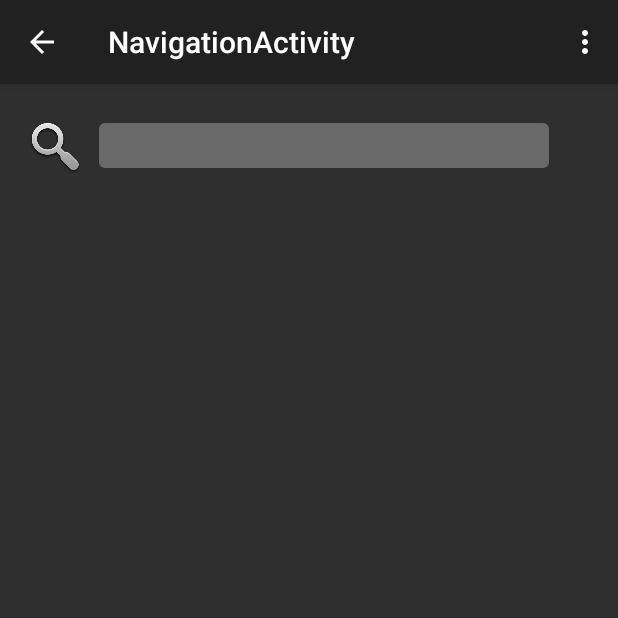
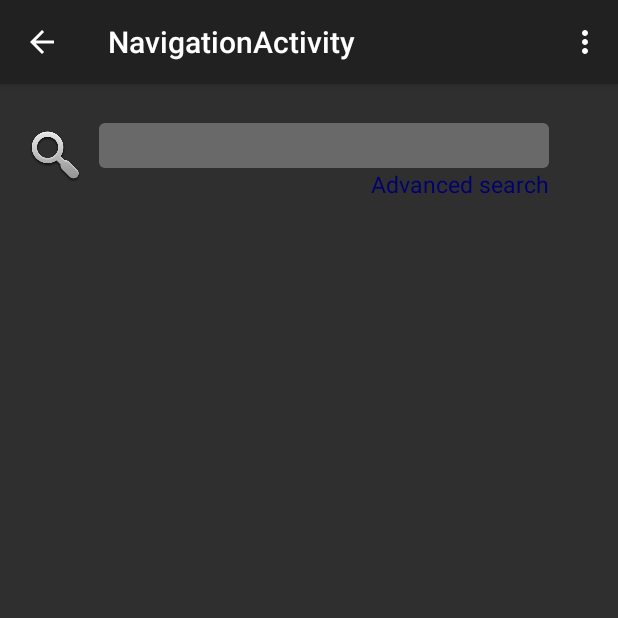
Before and after one commit to eduardoneira/Macho-Drive, an Android app: the NavigationActivity screen opened directly, with no data from a screen before it, on a phone screen of 412 x 824 dp, the top half of it. Run offline under Robolectric (Android 15) with nearby library versions, the phone set to English and light mode, and no system bars.

Commit message:
Se informa al usuario cuando el signUp o el logIn no fueron exitosos. Agrego tambien opcion de busqueda avanzada con su onClickListener y el listener de la lupa. #22 #57

```diff
--- a/Cliente/app/src/main/java/taller2/fiuba/cliente/activity/NavigationActivity.java
+++ b/Cliente/app/src/main/java/taller2/fiuba/cliente/activity/NavigationActivity.java
@@ -16,6 +16,7 @@ import android.widget.AdapterView;
 import android.widget.ArrayAdapter;
 import android.widget.GridView;
 import android.widget.AdapterView.OnItemClickListener;
+import android.widget.ImageView;
 import android.widget.ListView;
 import android.widget.TextView;
 import android.widget.Toast;
@@ -75,6 +76,23 @@ public class NavigationActivity extends AppCompatActivity {
                 diag.setArguments(filename);
                 diag.show(getFragmentManager(), "ss"); //Hay que sacar esto, era para debuggear
 
+            }
+        });
+
+
+        ImageView lupa = (ImageView) findViewById(R.id.lupa);
+        lupa.setOnClickListener(new View.OnClickListener() {
+            @Override
+            public void onClick(View v) {
+                System.out.println("lupa clickeada");
+            }
+        });
+
+        TextView advancedSearch = (TextView) findViewById(R.id.advancedSearch);
+        advancedSearch.setOnClickListener(new View.OnClickListener(){
+            @Override
+            public void onClick(View v){
+                System.out.println("advanced search clickeado");
             }
         });
     }
--- a/Cliente/app/src/main/res/layout/activity_navigation.xml
+++ b/Cliente/app/src/main/res/layout/activity_navigation.xml
@@ -16,10 +16,21 @@
         android:id="@+id/searchBar"
         android:paddingLeft="10dp"
         android:layout_marginTop="10dp"
-        android:layout_marginBottom="10dp"
+        android:layout_marginBottom="0dp"
         android:layout_marginLeft="10dp"
 
         />
+    <TextView
+        android:layout_width="wrap_content"
+        android:layout_height="wrap_content"
+        android:textAppearance="?android:attr/textAppearanceLarge"
+        android:text="Advanced search"
+        android:textColor="#00006f"
+        android:id="@+id/advancedSearch"
+        android:layout_below="@+id/searchBar"
+        android:layout_alignRight="@+id/searchBar"
+        android:layout_marginBottom="0dp"
+        android:textSize="15dp" />
 
 
     <GridView xmlns:android="http://schemas.android.com/apk/res/android"
@@ -30,7 +41,7 @@
         android:stretchMode="columnWidth"
         android:layout_width="fill_parent"
         android:layout_height="fill_parent"
-        android:layout_below="@+id/searchBar"
+        android:layout_below="@+id/advancedSearch"
         >
 
     </GridView>
```
Also changed, not shown: Cliente/app/src/main/java/taller2/fiuba/cliente/activity/MainActivity.java (+11 -4 lines).
